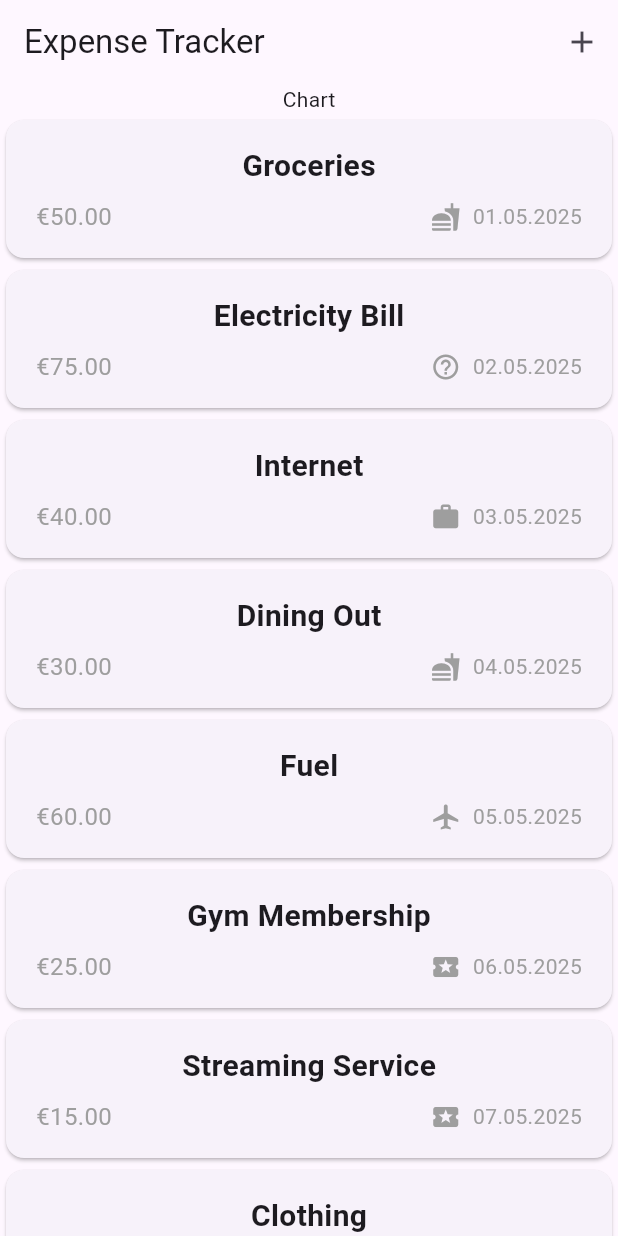
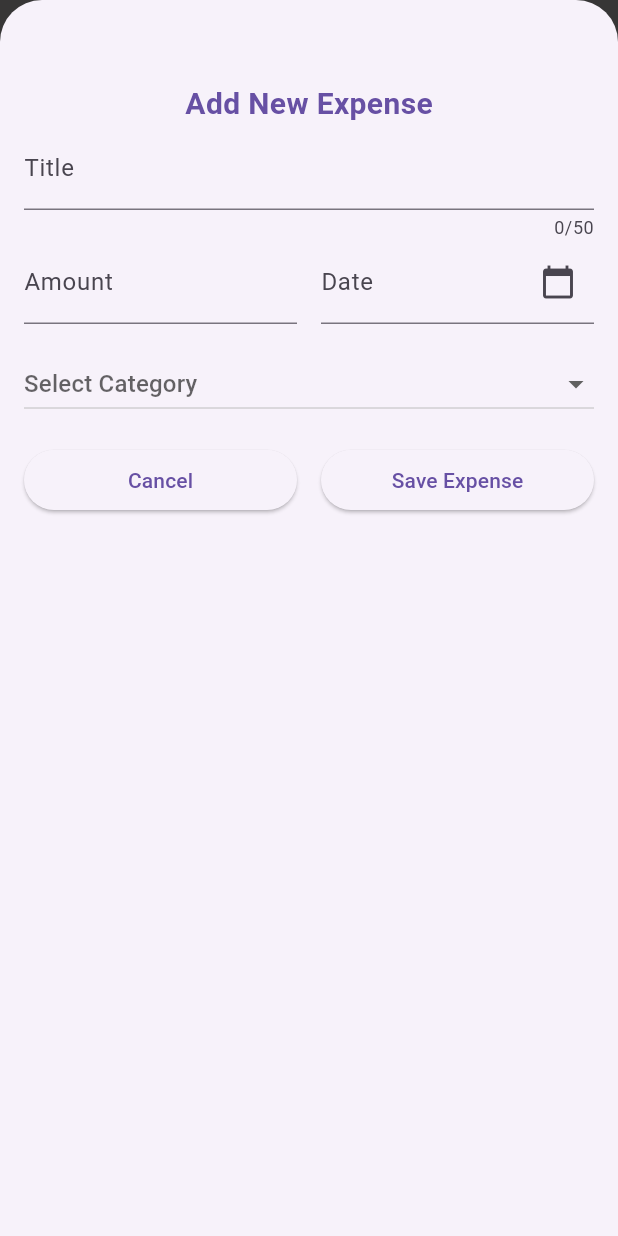
Before and after one commit to ramurama/flutter-course-projects, a Flutter app: the screen it shows after launch, after a tap on the "add" icon, on a phone screen of 412 x 824 dp. Run offline on Flutter 3.47's test engine with Material 3 defaults, Android fonts, the phone set to English and light mode, and no system bars; our stand-ins replace google_fonts.

Commit message:
adding expense via modal and list item deletions

```diff
--- /dev/null
+++ b/expense_tracker/lib/components/alert_dialog_component.dart
@@ -0,0 +1,24 @@
+import 'package:flutter/material.dart';
+
+class AlertDialogComponent {
+  static void showAlertDialog({
+    required BuildContext context,
+    required String title,
+    required String content,
+  }) {
+    showDialog(
+      context: context,
+      builder:
+          (ctx) => AlertDialog(
+            title: Text(title),
+            content: Text(content),
+            actions: [
+              TextButton(
+                onPressed: () => Navigator.of(ctx).pop(),
+                child: const Text('OK'),
+              ),
+            ],
+          ),
+    );
+  }
+}
--- a/expense_tracker/lib/components/expenses_list.dart
+++ b/expense_tracker/lib/components/expenses_list.dart
@@ -5,13 +5,26 @@ import 'package:flutter/material.dart';
 class ExpensesList extends StatelessWidget {
   final List<ExpenseModel> expenses;
 
-  const ExpensesList({super.key, required this.expenses});
+  const ExpensesList({
+    super.key,
+    required this.expenses,
+    required this.onDeleteExpense,
+  });
+
+  final Function(ExpenseModel expense) onDeleteExpense;
 
   @override
   Widget build(BuildContext context) {
     return ListView.builder(
       itemCount: expenses.length,
-      itemBuilder: (context, index) => ExpenseListItem(expenses[index]),
+      itemBuilder: (context, index) => Dismissible(
+        key: ValueKey(expenses[index].id), // Use a unique key for each item
+        onDismissed: (direction) {
+          // Wait for the Dismissible animation to complete before removing the item
+          Future.delayed(Duration.zero, () => onDeleteExpense(expenses[index]));
+        },
+        child: ExpenseListItem(expenses[index]),
+      ),
     );
   }
 }
--- a/expense_tracker/lib/data/expense_data.dart
+++ b/expense_tracker/lib/data/expense_data.dart
@@ -13,52 +13,4 @@ final List<ExpenseModel> dummyExpenses = [
     date: DateTime(2025, 5, 2),
     category: Category.other,
   ),
-  ExpenseModel(
-    title: 'Internet',
-    amount: 40.0,
-    date: DateTime(2025, 5, 3),
-    category: Category.work,
-  ),
-  ExpenseModel(
-    title: 'Dining Out',
-    amount: 30.0,
-    date: DateTime(2025, 5, 4),
-    category: Category.food,
-  ),
-  ExpenseModel(
-    title: 'Fuel',
-    amount: 60.0,
-    date: DateTime(2025, 5, 5),
-    category: Category.travel,
-  ),
-  ExpenseModel(
-    title: 'Gym Membership',
-    amount: 25.0,
-    date: DateTime(2025, 5, 6),
-    category: Category.leisure,
-  ),
-  ExpenseModel(
-    title: 'Streaming Service',
-    amount: 15.0,
-    date: DateTime(2025, 5, 7),
-    category: Category.leisure,
-  ),
-  ExpenseModel(
-    title: 'Clothing',
-    amount: 100.0,
-    date: DateTime(2025, 5, 8),
-    category: Category.leisure,
-  ),
-  ExpenseModel(
-    title: 'Books',
-    amount: 20.0,
-    date: DateTime(2025, 5, 9),
-    category: Category.work,
-  ),
-  ExpenseModel(
-    title: 'Medical',
-    amount: 200.0,
-    date: DateTime(2025, 5, 10),
-    category: Category.other,
-  ),
 ];
--- a/expense_tracker/lib/expenses.dart
+++ b/expense_tracker/lib/expenses.dart
@@ -1,5 +1,7 @@
 import 'package:expense_tracker/components/expenses_list.dart';
 import 'package:expense_tracker/data/expense_data.dart';
+import 'package:expense_tracker/models/expense_model.dart';
+import 'package:expense_tracker/screens/new_expense.dart';
 import 'package:flutter/material.dart';
 
 class Expenses extends StatefulWidget {
@@ -10,25 +12,81 @@ class Expenses extends StatefulWidget {
 }
 
 class _ExpensesState extends State<Expenses> {
+  void onAddExpense(ExpenseModel expense) {
+    // Handle the new expense
+    setState(() {
+      dummyExpenses.add(expense);
+    });
+  }
+
+  void _onAddExpensePressed() {
+    showModalBottomSheet(
+      context: context,
+      builder: (ctx) => NewExpense(onAddExpense: onAddExpense),
+      isScrollControlled: true,
+    );
+  }
+
+  void _onDeleteExpense(ExpenseModel expense) {
+    final expenseIndex = dummyExpenses.indexOf(expense);
+
+    setState(() {
+      dummyExpenses.remove(expense);
+    });
+
+    ScaffoldMessenger.of(context).clearSnackBars();
+
+    ScaffoldMessenger.of(context).showSnackBar(
+      SnackBar(
+        content: const Text('Expense deleted!'),
+        duration: const Duration(seconds: 4),
+        action: SnackBarAction(
+          label: 'Undo',
+          onPressed: () {
+            setState(() {
+              dummyExpenses.insert(expenseIndex, expense);
+            });
+          },
+        ),
+      ),
+    );
+  }
+
   @override
   Widget build(BuildContext context) {
+    Widget mainContent = const Center(
+      child: Flexible(
+        child: Text(
+          'Oh honey! No expenses found. Start adding some! ',
+          style: TextStyle(
+            fontSize: 20,
+            color: Color.fromARGB(255, 143, 143, 143),
+          ),
+          textAlign: TextAlign.center,
+        ),
+      ),
+    );
+
+    if (dummyExpenses.isNotEmpty) {
+      mainContent = ExpensesList(
+        expenses: dummyExpenses,
+        onDeleteExpense: _onDeleteExpense,
+      );
+    }
+
     return Scaffold(
       appBar: AppBar(
         title: const Text('Expense Tracker'),
         actions: [
           IconButton(
             icon: const Icon(Icons.add),
-            onPressed: () {
-              // Add your action here
-            },
+            onPressed: _onAddExpensePressed,
           ),
         ],
       ),
       body: Column(
-        children: [
-          Text('Chart'),
-          Expanded(child: ExpensesList(expenses: dummyExpenses)),
-        ],
+        mainAxisAlignment: MainAxisAlignment.center,
+        children: [Text('Chart'), Expanded(child: mainContent)],
       ),
     );
   }
--- a/expense_tracker/lib/main.dart
+++ b/expense_tracker/lib/main.dart
@@ -2,5 +2,16 @@ import 'package:expense_tracker/expenses.dart';
 import 'package:flutter/material.dart';
 
 void main() {
-  runApp(MaterialApp(home: Expenses(), theme: ThemeData(useMaterial3: true)));
+  runApp(
+    MaterialApp(
+      home: Expenses(),
+      theme: ThemeData().copyWith(
+        scaffoldBackgroundColor: Colors.grey,
+        appBarTheme: const AppBarTheme(
+          backgroundColor: Color.fromARGB(255, 119, 118, 118),
+          foregroundColor: Colors.white,
+        ),
+      ),
+    ),
+  );
 }
--- /dev/null
+++ b/expense_tracker/lib/screens/new_expense.dart
@@ -0,0 +1,197 @@
+import 'package:expense_tracker/models/expense_model.dart';
+import 'package:flutter/material.dart';
+import 'package:intl/intl.dart';
+import 'package:expense_tracker/components/alert_dialog_component.dart';
+
+final dateFormatter = DateFormat('dd/MM/yyyy');
+
+class NewExpense extends StatefulWidget {
+  const NewExpense({super.key, required this.onAddExpense});
+
+  final Function(ExpenseModel expense) onAddExpense;
+
+  @override
+  State<NewExpense> createState() => _NewExpenseState();
+}
+
+class _NewExpenseState extends State<NewExpense> {
+  final _titleController = TextEditingController();
+  final _amountController = TextEditingController();
+  final _dateController = TextEditingController();
+  Category? _selectedCategory;
+
+  @override
+  void dispose() {
+    _titleController.dispose();
+    _amountController.dispose();
+    super.dispose();
+  }
+
+  void _onDatePickerPressed() async {
+    final now = DateTime.now();
+
+    DateTime? pickedDate = await showDatePicker(
+      context: context,
+      initialDate: DateTime.now(),
+      firstDate: DateTime(now.year - 1, now.month, now.day),
+      lastDate: DateTime(2101),
+    );
+    if (pickedDate != null) {
+      // Format the date and set it to the controller
+      final formattedDate = dateFormatter.format(pickedDate);
+      _dateController.text = formattedDate;
+    }
+  }
+
+  void _onCategorySelected(Category? category) {
+    // Handle category selection
+    setState(() {
+      _selectedCategory = category;
+    });
+  }
+
+  void _onSaveExpense() {
+    final title = _titleController.text.trim();
+    final amountText = _amountController.text.trim();
+    final dateText = _dateController.text.trim();
+
+    if (title.isEmpty) {
+      AlertDialogComponent.showAlertDialog(
+        context: context,
+        title: 'Invalid Input',
+        content: 'Title cannot be empty.',
+      );
+      return;
+    }
+
+    final amount = double.tryParse(amountText);
+    if (amount == null || amount <= 0) {
+      AlertDialogComponent.showAlertDialog(
+        context: context,
+        title: 'Invalid Input',
+        content: 'Please enter a valid amount.',
+      );
+      return;
+    }
+
+    if (dateText.isEmpty) {
+      AlertDialogComponent.showAlertDialog(
+        context: context,
+        title: 'Invalid Input',
+        content: 'Please select a date.',
+      );
+      return;
+    }
+
+    if (_selectedCategory == null) {
+      AlertDialogComponent.showAlertDialog(
+        context: context,
+        title: 'Invalid Input',
+        content: 'Please select a category.',
+      );
+      return;
+    }
+
+    widget.onAddExpense(
+      ExpenseModel(
+        title: title,
+        amount: amount,
+        date: dateFormatter.parse(dateText),
+        category: _selectedCategory!,
+      ),
+    );
+
+    // Save the expense
+    Navigator.of(context).pop();
+  }
+
+  @override
+  Widget build(BuildContext context) {
+    return Padding(
+      padding: const EdgeInsets.fromLTRB(16, 55, 16, 16),
+      child: Column(
+        children: [
+          Text(
+            'Add New Expense',
+            style: TextStyle(
+              fontSize: 20,
+              fontWeight: FontWeight.bold,
+              color: Theme.of(context).colorScheme.primary,
+            ),
+          ),
+          TextField(
+            decoration: InputDecoration(labelText: 'Title'),
+            maxLength: 50,
+            controller: _titleController,
+          ),
+          Row(
+            children: [
+              Expanded(
+                child: TextField(
+                  decoration: InputDecoration(labelText: 'Amount'),
+                  controller: _amountController,
+                  keyboardType: TextInputType.number,
+                ),
+              ),
+              const SizedBox(width: 16),
+              Expanded(
+                child: TextField(
+                  controller: _dateController,
+                  decoration: InputDecoration(
+                    labelText: 'Date',
+                    suffixIcon: Icon(Icons.calendar_today),
+                  ),
+                  readOnly: true,
+                  onTap: _onDatePickerPressed,
+                ),
+              ),
+            ],
+          ),
+          const SizedBox(height: 16),
+          Row(
+            children: [
+              Expanded(
+                child: DropdownButton<Category>(
+                  isExpanded: true,
+                  items:
+                      Category.values
+                          .map(
+                            (item) => DropdownMenuItem<Category>(
+                              value: item,
+                              child: Text(item.name.toUpperCase()),
+                            ),
+                          )
+                          .toList(),
+                  onChanged: _onCategorySelected,
+                  value: _selectedCategory,
+                  hint: const Text('Select Category'),
+                ),
+              ),
+            ],
+          ),
+          const SizedBox(height: 16),
+          Row(
+            mainAxisAlignment: MainAxisAlignment.center,
+            children: [
+              Expanded(
+                child: ElevatedButton(
+                  onPressed: () {
+                    Navigator.of(context).pop();
+                  },
+                  child: const Text('Cancel'),
+                ),
+              ),
+              const SizedBox(width: 16),
+              Expanded(
+                child: ElevatedButton(
+                  onPressed: _onSaveExpense,
+                  child: const Text('Save Expense'),
+                ),
+              ),
+            ],
+          ),
+        ],
+      ),
+    );
+  }
+}
```
